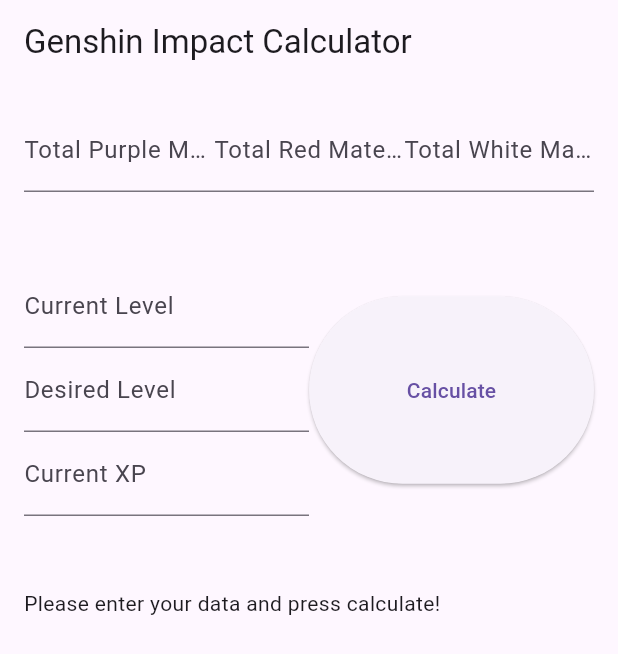
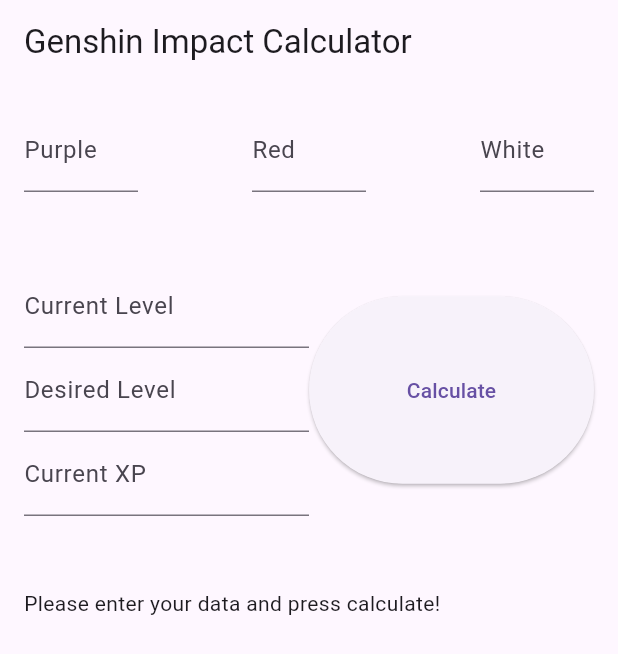
Before and after one commit to rtskeegan/genshin_calculator, a Flutter app: the screen it shows after launch, on a phone screen of 412 x 824 dp. Shown: the top 654 px of the screen. Run offline on Flutter 3.47's test engine with Material 3 defaults, Android fonts, the phone set to English and light mode, and no system bars.

Commit message:
Slightly adjust app layout and styling.

```diff
--- a/lib/main.dart
+++ b/lib/main.dart
@@ -18,7 +18,8 @@
 
   @override
   Widget build(BuildContext context) {
-    return const MaterialApp(
+    return MaterialApp(
+      title: "Genshin Calculator",
       home: CalculatorView(),
     );
   }
--- a/lib/view/calculator_view.dart
+++ b/lib/view/calculator_view.dart
@@ -38,25 +38,27 @@
             Row(children: [
               Expanded(
                 child: TextFormField(
-                  decoration: const InputDecoration(labelText: "Total Purple Materials"),
+                  decoration: InputDecoration(labelText: "Purple"),
                   keyboardType: TextInputType.number,
                   onChanged: (value) {
                     totalPurpleMat = value;
                   },
                 ),
               ),
+              Spacer(),
               Expanded(
                 child: TextFormField(
-                  decoration: const InputDecoration(labelText: "Total Red Materials"),
+                  decoration: const InputDecoration(labelText: "Red"),
                   keyboardType: TextInputType.number,
                   onChanged: (value) {
                     totalRedMat = value;
                   },
                 ),
               ),
+              Spacer(),
               Expanded(
                 child: TextFormField(
-                  decoration: const InputDecoration(labelText: "Total White Materials"),
+                  decoration: const InputDecoration(labelText: "White"),
                   keyboardType: TextInputType.number,
                   onChanged: (value) {
                     totalWhiteMat = value;
```
